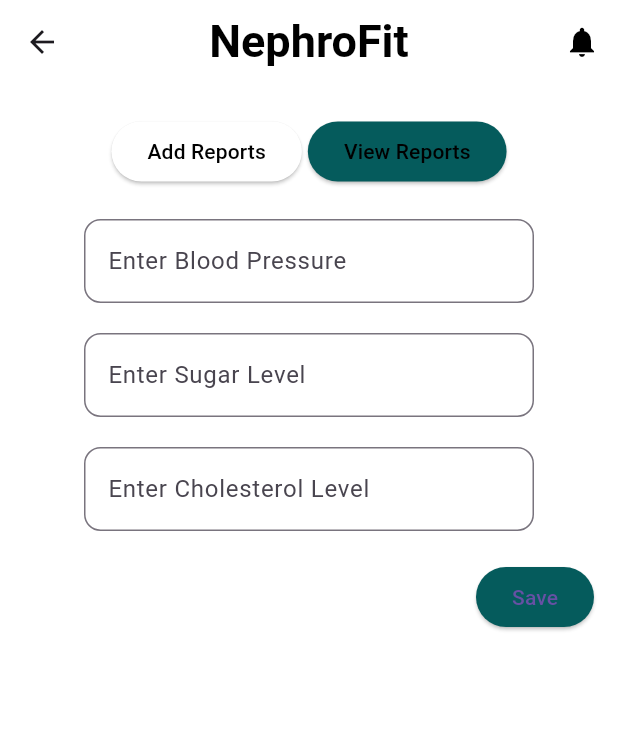
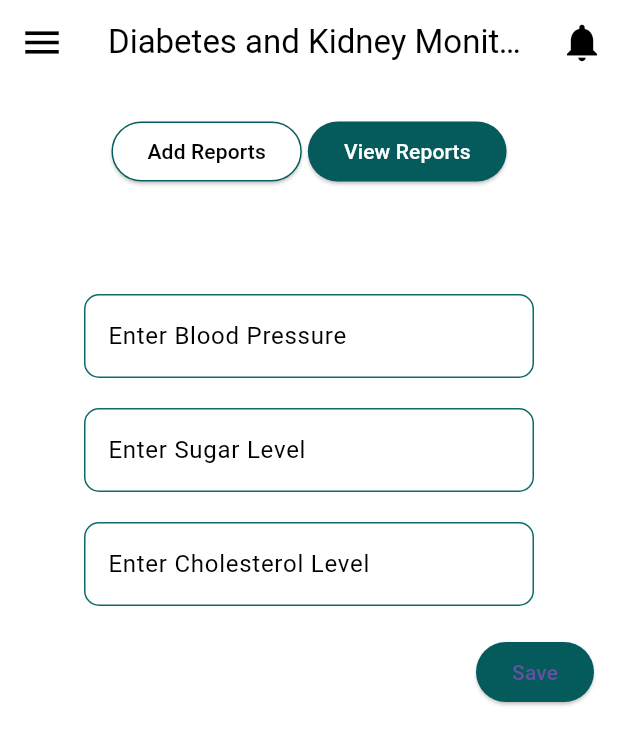
Before and after one commit to iMalikHashim/fyp, a Flutter app: the ViewReportScreen screen opened by its route, after a tap on "Add Reports", on a phone screen of 412 x 824 dp. Shown: the top 745 px of the screen. Run offline on Flutter 3.47's test engine with Material 3 defaults, Android fonts, the phone set to English and light mode, and no system bars; our stand-ins replace fl_chart.

Commit message:
Add Report
Complete

```diff
--- a/lib/components/addReports.dart
+++ b/lib/components/addReports.dart
@@ -1,6 +1,7 @@
-// ignore_for_file: prefer_const_constructors
+// ignore_for_file: prefer_const_constructors, unused_local_variable
 
 import 'package:flutter/material.dart';
+import 'package:flutter/services.dart';
 
 class AddReportScreen extends StatefulWidget {
   const AddReportScreen({super.key});
@@ -11,34 +12,39 @@ class AddReportScreen extends StatefulWidget {
 
 class _AddReportScreenState extends State<AddReportScreen> {
   int selectedButtonIndex = 0;
+  var bloodPressure = TextEditingController();
+  var sugarLevel = TextEditingController();
+  var cholestrolLevel = TextEditingController();
+  AppBar topBar() {
+    return AppBar(
+      title: const Text(
+        'Diabetes and Kidney Monitoring',
+        style: TextStyle(color: Colors.black),
+      ),
+      backgroundColor: Colors.white,
+      leading: const Icon(
+        Icons.menu,
+        color: Colors.black,
+        size: 30.0,
+      ),
+      actions: [
+        IconButton(
+          onPressed: () => {},
+          icon: const Icon(
+            Icons.notifications,
+            color: Colors.black,
+            size: 30.0,
+          ),
+        ),
+      ],
+    );
+  }
 
   @override
   Widget build(BuildContext context) {
     return Scaffold(
       backgroundColor: Colors.white,
-      appBar: AppBar(
-        title: Text(
-          "NephroFit",
-          style: TextStyle(
-              color: Colors.black, // Set text color to black
-              fontWeight: FontWeight.bold,
-              fontSize: 30.0),
-        ),
-        centerTitle: true,
-        backgroundColor: Colors.white, // Set background color to white
-        elevation: 0.0,
-        actions: [
-          IconButton(
-            icon: Icon(
-              Icons.notifications,
-              color: Colors.black,
-            ),
-            onPressed: () {
-              // Add your notification icon onPressed logic here
-            },
-          ),
-        ],
-      ),
+      appBar: topBar(),
       body: Column(
         // mainAxisAlignment: MainAxisAlignment.center,
         children: <Widget>[
@@ -62,8 +68,21 @@ class _AddReportScreenState extends State<AddReportScreen> {
                         ? Colors.white
                         : Color(0xFF055B5C),
                     onPrimary: Colors.black,
+                    side: BorderSide(
+                      color: selectedButtonIndex == 0
+                          ? Color(0xFF055B5C)
+                          : Colors.transparent,
+                      width: 1.0, // Adjust the width as needed
+                    ),
                   ),
-                  child: Text('Add Reports'),
+                  child: Text(
+                    'Add Reports',
+                    style: TextStyle(
+                      color: selectedButtonIndex == 0
+                          ? Colors.black
+                          : Colors.white,
+                    ),
+                  ),
                 ),
                 SizedBox(
                   width: 4.0,
@@ -81,8 +100,21 @@ class _AddReportScreenState extends State<AddReportScreen> {
                         ? Colors.white
                         : Color(0xFF055B5C),
                     onPrimary: Colors.black,
+                    side: BorderSide(
+                      color: selectedButtonIndex == 1
+                          ? Color(0xFF055B5C)
+                          : Colors.transparent,
+                      width: 1.0, // Adjust the width as needed
+                    ),
                   ),
-                  child: Text('View Reports'),
+                  child: Text(
+                    'View Reports',
+                    style: TextStyle(
+                      color: selectedButtonIndex == 1
+                          ? Colors.black
+                          : Colors.white,
+                    ),
+                  ),
                 ),
               ],
             ),
@@ -92,10 +124,51 @@ class _AddReportScreenState extends State<AddReportScreen> {
               width: 300,
               child: Column(
                 children: [
+                  SizedBox(
+                    height: 50,
+                  ),
                   TextField(
+                    controller: bloodPressure,
                     decoration: InputDecoration(
                       labelText: 'Enter Blood Pressure',
                       hintText: 'For example 120/80',
+                      labelStyle: TextStyle(
+                        color: Colors.black,
+                      ),
+                      border: OutlineInputBorder(
+                          borderRadius: BorderRadius.circular(10),
+                          borderSide: BorderSide(
+                            color: Color(0xFF055B5C),
+                          )),
+                      focusedBorder: OutlineInputBorder(
+                        borderRadius: BorderRadius.circular(10),
+                        borderSide: BorderSide(
+                            color: Color.fromARGB(255, 15, 106, 107)),
+                      ),
+                      enabledBorder: OutlineInputBorder(
+                        borderRadius: BorderRadius.circular(10),
+                        borderSide: BorderSide(
+                            color: Color.fromARGB(255, 15, 106, 107)),
+                      ),
+                      disabledBorder: OutlineInputBorder(
+                        borderRadius: BorderRadius.circular(10),
+                        borderSide: BorderSide(color: Colors.yellow),
+                      ),
+                    ),
+                    keyboardType: TextInputType.number,
+                    inputFormatters: [FilteringTextInputFormatter.digitsOnly],
+                  ),
+                  SizedBox(
+                    height: 20,
+                  ),
+                  TextField(
+                    controller: sugarLevel,
+                    decoration: InputDecoration(
+                      labelText: 'Enter Sugar Level ',
+                      hintText: 'For example 70mg/dL',
+                      labelStyle: TextStyle(
+                        color: Colors.black,
+                      ),
                       border: OutlineInputBorder(
                           borderRadius: BorderRadius.circular(11),
                           borderSide: BorderSide(
@@ -103,45 +176,57 @@ class _AddReportScreenState extends State<AddReportScreen> {
                           )),
                       focusedBorder: OutlineInputBorder(
                         // borderRadius: BorderRadius.circular(11.),
-                        borderSide: BorderSide(color: Color(0xFF055B5C)),
+                        borderSide: BorderSide(
+                            color: Color.fromARGB(255, 15, 106, 107)),
+                      ),
+                      enabledBorder: OutlineInputBorder(
+                        borderRadius: BorderRadius.circular(10),
+                        borderSide: BorderSide(
+                            color: Color.fromARGB(255, 15, 106, 107)),
+                      ),
+                      disabledBorder: OutlineInputBorder(
+                        borderRadius: BorderRadius.circular(10),
+                        borderSide: BorderSide(color: Colors.yellow),
                       ),
                     ),
+                    keyboardType: TextInputType.number,
+                    inputFormatters: [FilteringTextInputFormatter.digitsOnly],
                   ),
                   SizedBox(
                     height: 20,
                   ),
                   TextField(
+                    controller: cholestrolLevel,
                     decoration: InputDecoration(
-                      labelText: 'Enter Sugar Level ',
-                      hintText: 'For example 70mg/dL',
+                      labelText: 'Enter Cholesterol Level',
+                      hintText: 'For example 200 mg/dL',
+                      labelStyle: TextStyle(
+                        color: cholestrolLevel.text.isNotEmpty
+                            ? Colors.blue
+                            : Colors.black,
+                      ),
                       border: OutlineInputBorder(
-                          borderRadius: BorderRadius.circular(11),
+                          borderRadius: BorderRadius.circular(10),
                           borderSide: BorderSide(
                             color: Color(0xFF055B5C),
                           )),
                       focusedBorder: OutlineInputBorder(
-                        // borderRadius: BorderRadius.circular(11.),
-                        borderSide: BorderSide(color: Color(0xFF055B5C)),
+                        borderRadius: BorderRadius.circular(10),
+                        borderSide: BorderSide(
+                            color: Color.fromARGB(255, 15, 106, 107)),
+                      ),
+                      enabledBorder: OutlineInputBorder(
+                        borderRadius: BorderRadius.circular(10),
+                        borderSide: BorderSide(
+                            color: Color.fromARGB(255, 15, 106, 107)),
+                      ),
+                      disabledBorder: OutlineInputBorder(
+                        borderRadius: BorderRadius.circular(10),
+                        borderSide: BorderSide(color: Colors.yellow),
                       ),
                     ),
-                  ),
-                  SizedBox(
-                    height: 20,
-                  ),
-                  TextField(
-                    decoration: InputDecoration(
-                      labelText: 'Enter Cholesterol Level',
-                      hintText: 'For example 200 mg/dL',
-                      border: OutlineInputBorder(
-                          borderRadius: BorderRadius.circular(11),
-                          borderSide: BorderSide(
-                            color: Color(0xFF055B5C),
-                          )),
-                      focusedBorder: OutlineInputBorder(
-                        // borderRadius: BorderRadius.circular(11.),
-                        borderSide: BorderSide(color: Color(0xFF055B5C)),
-                      ),
-                    ),
+                    keyboardType: TextInputType.number,
+                    inputFormatters: [FilteringTextInputFormatter.digitsOnly],
                   ),
                   SizedBox(
                     height: 20,
@@ -158,7 +243,13 @@ class _AddReportScreenState extends State<AddReportScreen> {
               padding:
                   EdgeInsets.only(right: 16.0), // Adjust the padding as needed
               child: ElevatedButton(
-                onPressed: () {},
+                onPressed: () {
+                  String ubloodpressure = bloodPressure.text;
+                  String uCholestrolLevel = cholestrolLevel.text;
+                  String uSugarLevel = sugarLevel.text;
+                  print(
+                      "Blood pressure: $ubloodpressure, Sugar Level: $uSugarLevel, Cholestrol Level: $uCholestrolLevel");
+                },
                 style: ElevatedButton.styleFrom(
                   primary: Color(0xFF055B5C), // Set the desired color
                 ),
--- a/lib/components/viewReports.dart
+++ b/lib/components/viewReports.dart
@@ -10,33 +10,36 @@ class ViewReportScreen extends StatefulWidget {
 class _ViewReportScreenState extends State<ViewReportScreen> {
   int selectedButtonIndex = 1;
 
+  AppBar topBar() {
+    return AppBar(
+      title: const Text(
+        'Diabetes and Kidney Monitoring',
+        style: TextStyle(color: Colors.black),
+      ),
+      backgroundColor: Colors.white,
+      leading: const Icon(
+        Icons.menu,
+        color: Colors.black,
+        size: 30.0,
+      ),
+      actions: [
+        IconButton(
+          onPressed: () => {},
+          icon: const Icon(
+            Icons.notifications,
+            color: Colors.black,
+            size: 30.0,
+          ),
+        ),
+      ],
+    );
+  }
+
   @override
   Widget build(BuildContext context) {
     return Scaffold(
       backgroundColor: Colors.white,
-      appBar: AppBar(
-        title: Text(
-          "NephroFit",
-          style: TextStyle(
-              color: Colors.black, // Set text color to black
-              fontWeight: FontWeight.bold,
-              fontSize: 30.0),
-        ),
-        centerTitle: true,
-        backgroundColor: Colors.white, // Set background color to white
-        elevation: 0.0,
-        actions: [
-          IconButton(
-            icon: Icon(
-              Icons.notifications,
-              color: Colors.black,
-            ),
-            onPressed: () {
-              // Add your notification icon onPressed logic here
-            },
-          ),
-        ],
-      ),
+      appBar: topBar(),
       body: Column(
         // mainAxisAlignment: MainAxisAlignment.center,
         children: <Widget>[
@@ -60,8 +63,21 @@ class _ViewReportScreenState extends State<ViewReportScreen> {
                         ? Colors.white
                         : Color(0xFF055B5C),
                     onPrimary: Colors.black,
+                    side: BorderSide(
+                      color: selectedButtonIndex == 0
+                          ? Color(0xFF055B5C)
+                          : Colors.transparent,
+                      width: 1.0, // Adjust the width as needed
+                    ),
                   ),
-                  child: Text('Add Reports'),
+                  child: Text(
+                    'Add Reports',
+                    style: TextStyle(
+                      color: selectedButtonIndex == 0
+                          ? Colors.black
+                          : Colors.white,
+                    ),
+                  ),
                 ),
                 SizedBox(
                   width: 4.0,
@@ -77,8 +93,21 @@ class _ViewReportScreenState extends State<ViewReportScreen> {
                         ? Colors.white
                         : Color(0xFF055B5C),
                     onPrimary: Colors.black,
+                    side: BorderSide(
+                      color: selectedButtonIndex == 1
+                          ? Color(0xFF055B5C)
+                          : Colors.transparent,
+                      width: 1.0, // Adjust the width as needed
+                    ),
                   ),
-                  child: Text('View Reports'),
+                  child: Text(
+                    'View Reports',
+                    style: TextStyle(
+                      color: selectedButtonIndex == 1
+                          ? Colors.black
+                          : Colors.white,
+                    ),
+                  ),
                 ),
               ],
             ),
```
